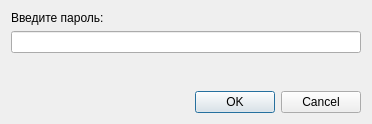
Qt form dialogs/dialogpasswordenter.ui (iEPCBM/AMS-Rufina) before a commit.
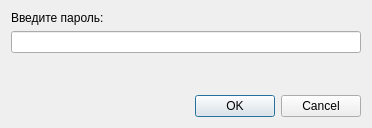
The same form after that commit.

Patch:
```diff
--- a/dialogs/dialogpasswordenter.ui
+++ b/dialogs/dialogpasswordenter.ui
@@ -7,13 +7,19 @@
     <x>0</x>
     <y>0</y>
     <width>372</width>
-    <height>124</height>
+    <height>128</height>
    </rect>
   </property>
+  <property name="minimumSize">
+   <size>
+    <width>372</width>
+    <height>128</height>
+   </size>
+  </property>
   <property name="maximumSize">
    <size>
     <width>372</width>
-    <height>139</height>
+    <height>128</height>
    </size>
   </property>
   <property name="windowTitle">
```
